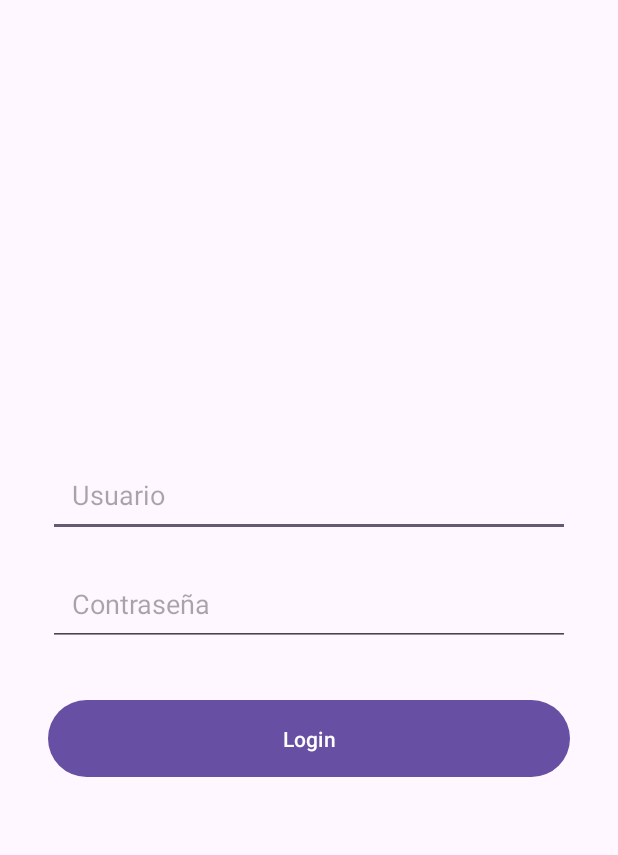
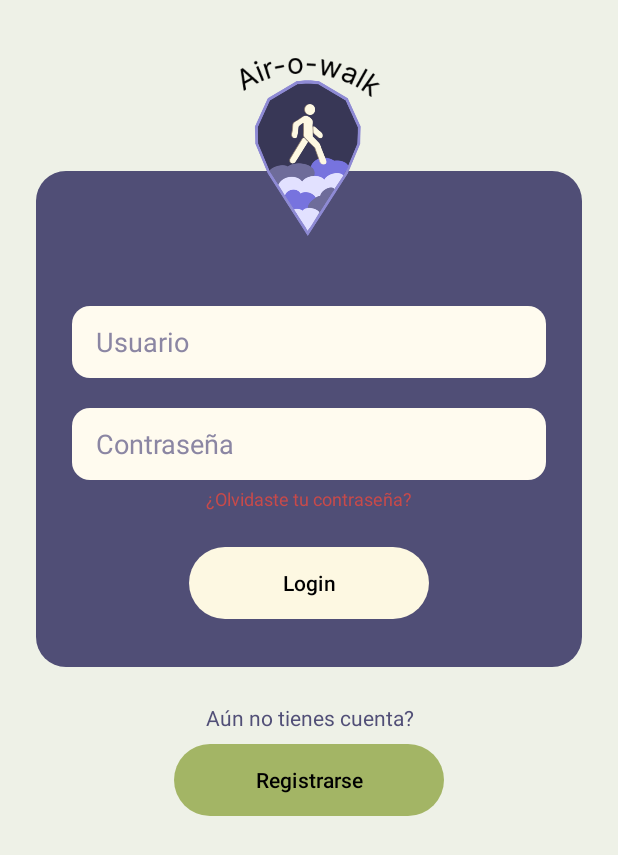
Before and after one commit to Air-o-Walk/android, an Android app: the LoginActivity screen opened directly, with no data from a screen before it, on a phone screen of 412 x 824 dp. Shown: the top 855 px of the screen. Run offline under Robolectric (Android 15) with nearby library versions, the phone set to English and light mode, and no system bars.

Commit message:
login + recuperar contrasena

```diff
--- a/AiroWalkSprint0/app/src/main/res/drawable/bg_input.xml
+++ b/AiroWalkSprint0/app/src/main/res/drawable/bg_input.xml
@@ -1,4 +1,4 @@
 <shape xmlns:android="http://schemas.android.com/apk/res/android">
-    <solid android:color="#FFFFFF"/>
+    <solid android:color="#FFFBEF"/>
     <corners android:radius="12dp"/>
 </shape>
--- /dev/null
+++ b/AiroWalkSprint0/app/src/main/res/drawable/bg_panel_green.xml
@@ -0,0 +1,4 @@
+<shape xmlns:android="http://schemas.android.com/apk/res/android">
+    <solid android:color="#A3B565"/>  <!-- green -->
+    <corners android:radius="20dp"/>
+</shape>
--- a/AiroWalkSprint0/app/src/main/res/layout/login_activity.xml
+++ b/AiroWalkSprint0/app/src/main/res/layout/login_activity.xml
@@ -1,36 +1,128 @@
 <?xml version="1.0" encoding="utf-8"?>
-<LinearLayout xmlns:android="http://schemas.android.com/apk/res/android"
+<ScrollView xmlns:android="http://schemas.android.com/apk/res/android"
     android:layout_width="match_parent"
     android:layout_height="match_parent"
+    xmlns:app="http://schemas.android.com/apk/res-auto"
+    android:background="#EEF1E7">
+
+    <LinearLayout
+        android:layout_width="match_parent"
+        android:layout_height="wrap_content"
         android:orientation="vertical"
-    android:padding="32dp"
-    android:gravity="center">
+        android:padding="24dp"
+        android:gravity="center_horizontal">
 
-    <!-- Campo de Usuario -->
+        <!-- FRAME FOR TITLE + LOGO + PANEL -->
+        <FrameLayout
+            android:layout_width="match_parent"
+            android:layout_height="wrap_content">
+
+            <!-- Curved title -->
+            <ImageView
+                android:id="@+id/curved_title"
+                android:layout_width="100dp"
+                android:layout_height="55dp"
+                android:src="@drawable/air_o_walk_arc"
+                android:layout_gravity="center_horizontal|top"
+                android:adjustViewBounds="true"
+                android:layout_marginTop="0dp" />
+
+            <!-- PURPLE PANEL -->
+            <LinearLayout
+                android:id="@+id/panel"
+                android:layout_width="match_parent"
+                android:layout_height="wrap_content"
+                android:orientation="vertical"
+                android:background="@drawable/bg_panel_morado"
+                android:paddingLeft="24dp"
+                android:paddingRight="24dp"
+                android:paddingBottom="32dp"
+                android:paddingTop="90dp"
+                android:gravity="center_horizontal"
+                android:layout_marginTop="90dp">
+
+                <!-- USERNAME -->
                 <EditText
                     android:id="@+id/editTextUsuario"
                     android:layout_width="match_parent"
-        android:layout_height="wrap_content"
+                    android:layout_height="48dp"
+                    android:background="@drawable/bg_input"
                     android:hint="Usuario"
-        android:layout_marginBottom="16dp"
-        android:padding="16dp" />
+                    android:textColor="#514F77"
+                    android:textColorHint="#8B86A3"
+                    android:paddingHorizontal="16dp"
+                    android:layout_marginBottom="20dp" />
 
-    <!-- Campo de Contraseña -->
+                <!-- PASSWORD -->
                 <EditText
                     android:id="@+id/editTextContrasena"
                     android:layout_width="match_parent"
-        android:layout_height="wrap_content"
+                    android:layout_height="48dp"
+                    android:background="@drawable/bg_input"
                     android:hint="Contraseña"
                     android:inputType="textPassword"
-        android:layout_marginBottom="32dp"
-        android:padding="16dp" />
+                    android:textColor="#514F77"
+                    android:textColorHint="#8B86A3"
+                    android:paddingHorizontal="16dp"
+                    android:layout_marginBottom="4dp" />
 
-    <!-- Botón de Login -->
-    <Button
+                <!-- FORGOT PASSWORD -->
+                <TextView
+                    android:id="@+id/textForgotPassword"
+                    android:layout_width="wrap_content"
+                    android:layout_height="wrap_content"
+                    android:text="¿Olvidaste tu contraseña?"
+                    android:textColor="#C84A4A"
+                    android:textSize="12sp"
+                    android:layout_marginBottom="24dp"
+                    android:gravity="start" />
+
+                <!-- LOGIN BUTTON -->
+                <com.google.android.material.button.MaterialButton
                     android:id="@+id/buttonLogin"
+                    android:layout_width="160dp"
+                    android:layout_height="48dp"
+                    android:text="Login"
+                    android:textColor="#000"
+                    android:background="@drawable/bg_btn"
+                    app:backgroundTint="@null"
+                    app:cornerRadius="40dp"
+                    android:layout_gravity="center"/>
+
+            </LinearLayout>
+
+            <!-- LOGO OVERLAPPING PANEL -->
+            <ImageView
+                android:id="@+id/logo"
+                android:layout_width="130dp"
+                android:layout_height="130dp"
+                android:src="@drawable/logo"
+                android:layout_gravity="center_horizontal|top"
+                android:layout_marginTop="15dp" />
+
+        </FrameLayout>
+
+        <!-- REGISTER SECTION -->
+        <TextView
             android:layout_width="match_parent"
             android:layout_height="wrap_content"
-        android:text="Login"
-        android:padding="16dp" />
+            android:text="Aún no tienes cuenta?"
+            android:textSize="14sp"
+            android:textColor="#514F77"
+            android:gravity="center"
+            android:layout_marginTop="24dp"
+            android:layout_marginBottom="8dp" />
+
+        <com.google.android.material.button.MaterialButton
+            android:id="@+id/buttonRegister"
+            android:layout_width="180dp"
+            android:layout_height="48dp"
+            android:text="Registrarse"
+            android:textColor="#000"
+            android:background="@drawable/bg_btn_green"
+            app:backgroundTint="@null"
+            app:cornerRadius="40dp"
+            android:layout_gravity="center"/>
 
     </LinearLayout>
+</ScrollView>
--- a/AiroWalkSprint0/app/src/main/res/layout/registro_activity.xml
+++ b/AiroWalkSprint0/app/src/main/res/layout/registro_activity.xml
@@ -3,7 +3,7 @@
     android:layout_width="match_parent"
     android:layout_height="match_parent"
     xmlns:app="http://schemas.android.com/apk/res-auto"
-    android:background="#FFFFFF">
+    android:background="#EEF1E7">
 
     <LinearLayout
         android:layout_width="match_parent"
@@ -154,7 +154,7 @@
 
         <com.google.android.material.button.MaterialButton
             android:id="@+id/buttonLogin"
-            android:layout_width="120dp"
+            android:layout_width="200dp"
             android:layout_height="48dp"
             android:text="Login"
             android:textColor="#000"
```
Also changed, not shown: AiroWalkSprint0/app/src/main/java/com/example/air_o_walk_sprint0/LoginActivity.java (+53 -0 lines), AiroWalkSprint0/app/src/main/res/layout/dialog_forgot_password.xml (added, +81 -0 lines). Lines whose indentation alone changed are shown as unchanged.
